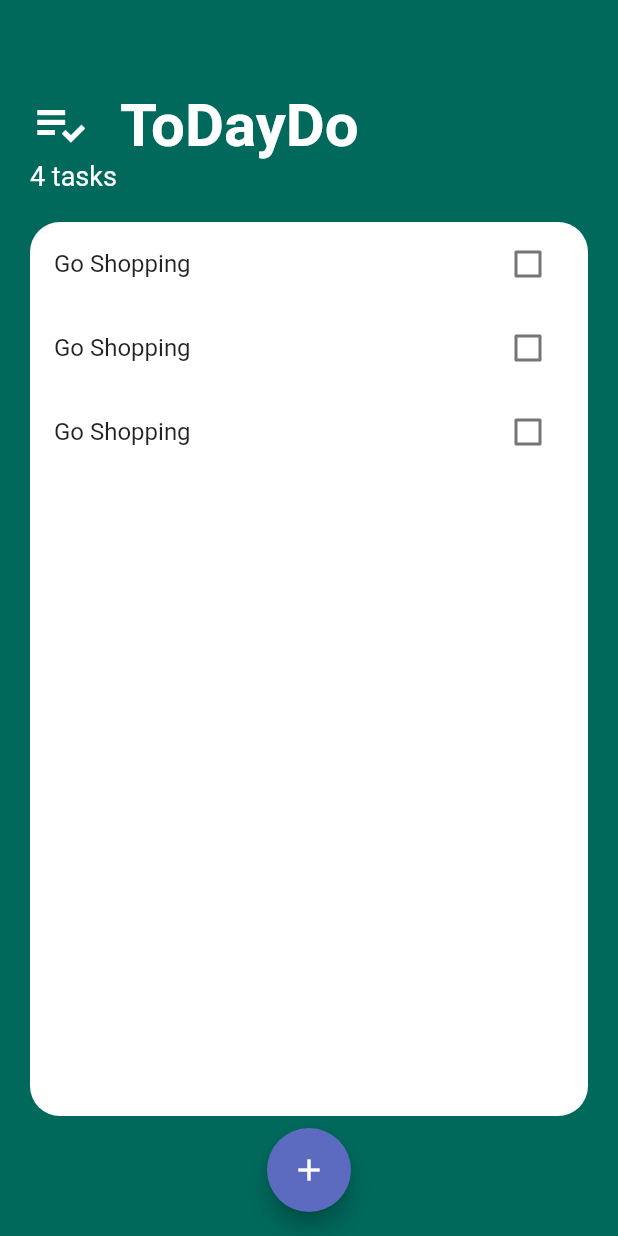
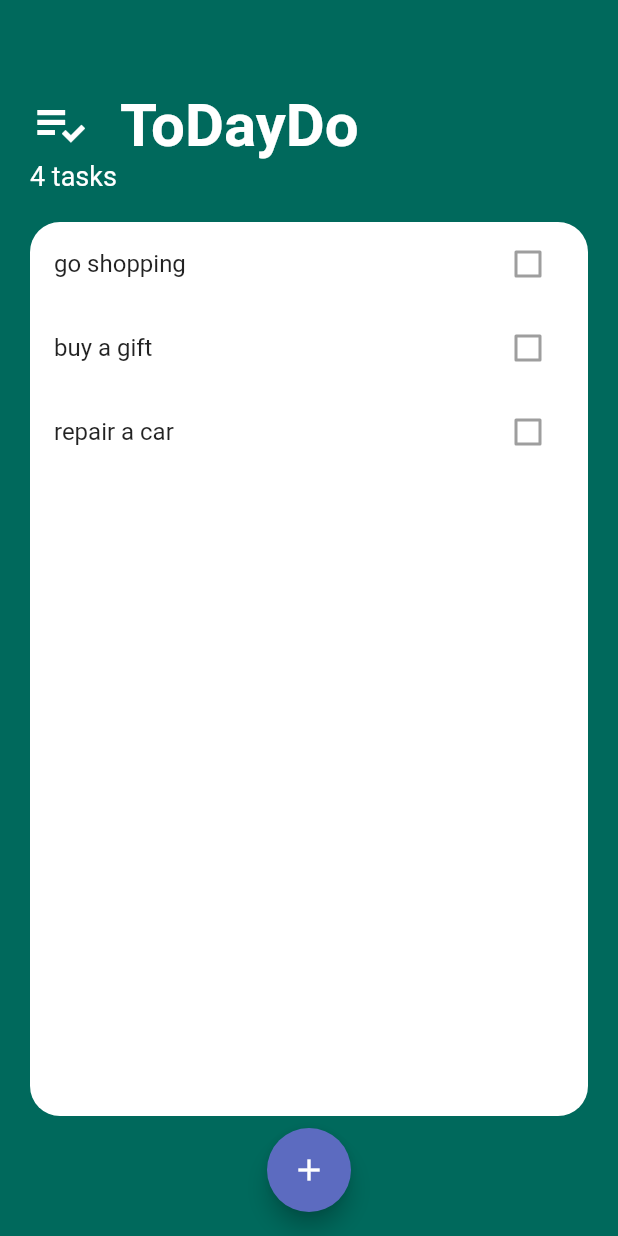
Before and after one commit to Scorpion645/todoapp, a Flutter app: the screen it shows after launch, on a phone screen of 412 x 824 dp. Run offline on Flutter 3.47's test engine with Material 2 defaults, Android fonts, the phone set to English and light mode, and no system bars.

Commit message:
after video 95

```diff
--- /dev/null
+++ b/lib/models/task.dart
@@ -0,0 +1,10 @@
+class Task {
+  final String name;
+  bool isDone;
+
+  Task({required this.name, this.isDone = false});
+
+  void doneChanged() {
+    isDone = !isDone;
+  }
+}
--- a/lib/widgets/task_tile.dart
+++ b/lib/widgets/task_tile.dart
@@ -1,43 +1,30 @@
 import 'package:flutter/material.dart';
 
-class TaskTile extends StatefulWidget {
-  @override
-  State<TaskTile> createState() => _TaskTileState();
-}
+class TaskTile extends StatelessWidget {
+  final bool isChecked;
+  final String taskTitle;
 
-class _TaskTileState extends State<TaskTile> {
-  bool isChecked = false;
+  const TaskTile({super.key, required this.isChecked, required this.taskTitle});
 
   @override
   Widget build(BuildContext context) {
     return ListTile(
-      title: Text('Go Shopping',
+      title: Text(taskTitle,
           style: TextStyle(
               decoration: isChecked ? TextDecoration.lineThrough : null)),
-      trailing: TaskCheckBox(
-        checkboxState: isChecked,
-        checkboxChange: (bool? newValue) {
-          setState(() {
-            isChecked = newValue!;
-          });
-        },
+      trailing: Checkbox(
+        value: isChecked,
+        onChanged: null,
+        // onChanged: checkboxChange,
+        activeColor: Colors.teal[400],
       ),
     );
   }
 }
 
-class TaskCheckBox extends StatelessWidget {
-  final bool checkboxState;
-  final Function(bool?) checkboxChange;
 
-  TaskCheckBox({required this.checkboxState, required this.checkboxChange});
-
-  @override
-  Widget build(BuildContext context) {
-    return Checkbox(
-      value: checkboxState,
-      onChanged: checkboxChange,
-      activeColor: Colors.teal[400],
-    );
-  }
-}
+// (bool? newValue) {
+//           setState(() {
+//             isChecked = newValue!;
+//           });
+//         },
--- a/lib/widgets/tasks_list.dart
+++ b/lib/widgets/tasks_list.dart
@@ -1,19 +1,38 @@
 import 'package:flutter/material.dart';
 import 'package:todoapp/widgets/task_tile.dart';
 
-class TasksList extends StatelessWidget {
+import '../models/task.dart';
+
+class TasksList extends StatefulWidget {
   const TasksList({
     Key? key,
   }) : super(key: key);
 
   @override
+  State<TasksList> createState() => _TasksListState();
+}
+
+class _TasksListState extends State<TasksList> {
+  List<Task> tasks = [
+    Task(name: 'go shopping'),
+    Task(name: 'buy a gift'),
+    Task(name: 'repair a car'),
+  ];
+
+  @override
   Widget build(BuildContext context) {
-    return ListView(
-      children: [
-        TaskTile(),
-        TaskTile(),
-        TaskTile(),
-      ],
-    );
+    return ListView.builder(
+      itemCount: tasks.length,
+      itemBuilder: (content, index) {
+      return TaskTile(
+          isChecked: tasks[index].isDone, taskTitle: tasks[index].name);
+    });
+    // return ListView(
+    //   children: [
+    //     TaskTile(),
+    //     TaskTile(),
+    //     TaskTile(),
+    //   ],
+    // );
   }
 }
```
